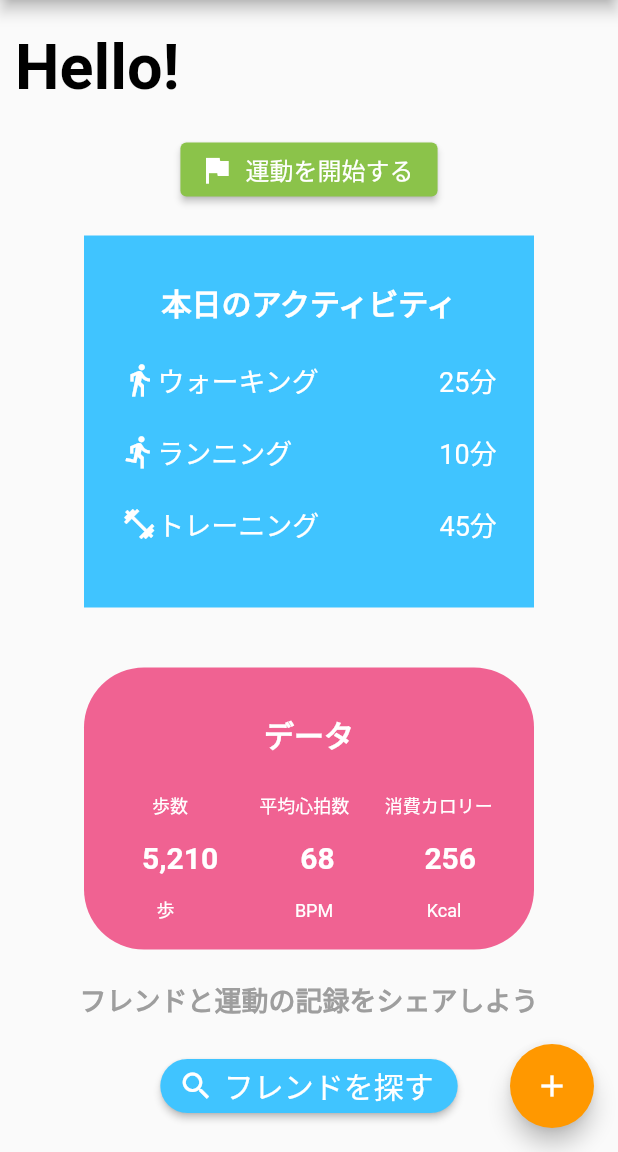
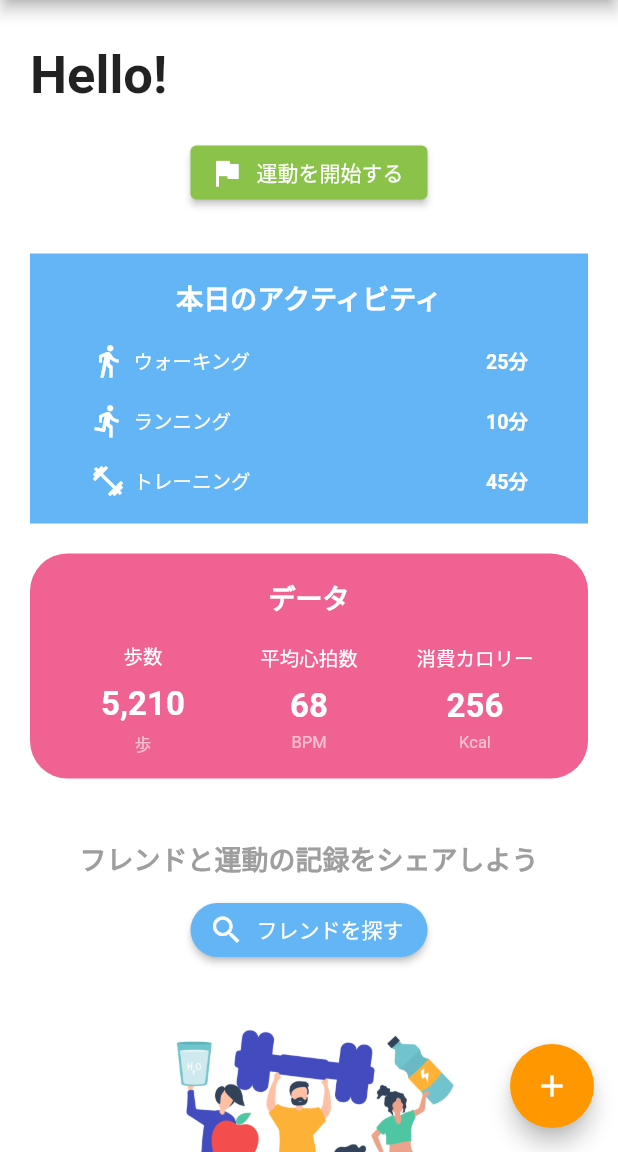
Before and after one commit to kanagoon/flutter_practice, a Flutter app: the screen it shows after launch, on a phone screen of 412 x 824 dp, the part 84-1236 px from its top. Run offline on Flutter 3.47's test engine with Material 2 defaults, Android fonts, the phone set to English and light mode, and no system bars.

Commit message:
「初級」解答例

```diff
--- a/lib/main.dart
+++ b/lib/main.dart
@@ -1,4 +1,5 @@
 import 'package:flutter/material.dart';
+import 'package:flutter_practice/sample_answers/beginner_page.dart';
 import 'package:flutter_practice/sample_answers/preliminary_page.dart';
 import 'pages/beginner_page.dart';
 
@@ -17,7 +18,8 @@ class PracticeApp extends StatelessWidget {
       ),
       //debugShowCheckedModeBanner: false,
       // ここで最初に表示する画面を変更
-      home: const BeginnerPage(),
+      home: const AnswerBeginnerPage(),
+      // home: const BeginnerPage(),
     );
   }
 }
--- /dev/null
+++ b/lib/sample_answers/beginner_page.dart
@@ -0,0 +1,327 @@
+import 'package:flutter/material.dart';
+
+// 初級 解答例
+
+// データ・状態を保持しておく必要がないのでStatelessWidgetを使用
+class AnswerBeginnerPage extends StatelessWidget {
+  const AnswerBeginnerPage({Key? key}) : super(key: key);
+
+  @override
+  Widget build(BuildContext context) {
+    // Scaffold: 1つの画面の土台となるWidget
+    return Scaffold(
+      backgroundColor: Colors.white,
+      appBar: _appBar(), // 上のバー
+      floatingActionButton: _fab(), // 右下の浮いている丸いボタン
+      // メイン部分
+      body: SingleChildScrollView(
+        // SingleChildScrollViewでおおうことで
+        // 画面サイズからはみ出てた場合にスクロールできるようになる
+        padding: const EdgeInsets.symmetric(horizontal: 20), // 左右対称の余白
+        child: Column(
+          children: [
+            const SizedBox(
+              height: 30,
+            ),
+            _header(), // 上のテキストと運動開始ボタン
+            const SizedBox(
+              height: 30,
+            ),
+            _activityPanel(), // アクティビティ
+            const SizedBox(
+              height: 20,
+            ),
+            _dataPanel(), // データ
+            const SizedBox(
+              height: 40,
+            ),
+            _footer(), // 下のフレンド検索ボタンや画像
+            const SizedBox(
+              height: 30,
+            ),
+          ],
+        ),
+      ),
+    );
+  }
+
+  // 上のAppバー
+  AppBar _appBar() {
+    return AppBar(
+      title: const Text(
+        "Flutter Practice",
+        style: TextStyle(color: Colors.white),
+      ),
+      // AppBarの右端のボタン（リストなので複数可）
+      actions: [
+        IconButton(
+          icon: const Icon(
+            Icons.more_horiz,
+            color: Colors.white,
+          ),
+          onPressed: () {},
+        ),
+      ],
+    );
+  }
+
+  // 右下のFAB
+  FloatingActionButton _fab() {
+    return FloatingActionButton(
+      child: const Icon(
+        Icons.add,
+        color: Colors.white,
+      ),
+      onPressed: () {},
+    );
+  }
+
+  // 上部のテキストと運動開始ボタン
+  Widget _header() {
+    return Column(
+      children: [
+        // 「 Hello! 」
+        const Align(
+          alignment: Alignment.centerLeft, // 左寄せにする
+          child: Text(
+            "Hello!",
+            style: TextStyle(
+              fontSize: 35,
+              fontWeight: FontWeight.bold,
+            ),
+          ),
+        ),
+        const SizedBox(
+          height: 20,
+        ),
+        // 運動開始ボタン
+        ElevatedButton.icon(
+          onPressed: () {},
+          icon: const Icon(
+            Icons.flag,
+          ),
+          style: ElevatedButton.styleFrom(
+            // ボタンの背景色
+            primary: Colors.lightGreen,
+            // 背景の上に置く文字やアイコンの色
+            onPrimary: Colors.white,
+          ),
+          label: const Text(
+            "運動を開始する",
+          ),
+        ),
+      ],
+    );
+  }
+
+  // 「本日のアクティビティ」パネル
+  Widget _activityPanel() {
+    return Container(
+      height: 180, // 高さを指定
+      color: Colors.blue[300],
+      padding: const EdgeInsets.symmetric(horizontal: 40),
+      child: Column(
+        mainAxisAlignment: MainAxisAlignment.spaceEvenly,
+        children: [
+          const Text(
+            "本日のアクティビティ",
+            style: TextStyle(
+              color: Colors.white,
+              fontSize: 18,
+              fontWeight: FontWeight.bold,
+            ),
+          ),
+          _activityRow(
+            icon: Icons.directions_walk,
+            title: "ウォーキング",
+            value: "25分",
+          ),
+          _activityRow(
+            icon: Icons.directions_run,
+            title: "ランニング",
+            value: "10分",
+          ),
+          _activityRow(
+            icon: Icons.fitness_center,
+            title: "トレーニング",
+            value: "45分",
+          ),
+        ],
+      ),
+    );
+  }
+
+  // アクティビティの項目の1行分
+  //　アイコン、タイトル、値を引数で受け取る
+  // 引数を{}で囲っておくと、引数を渡す際に順番関係なしに名前で指定できる
+  // 必須の引数には「required」をつける
+  Widget _activityRow({
+    required IconData icon,
+    required String title,
+    required String value,
+  }) {
+    return Row(
+      mainAxisAlignment: MainAxisAlignment.spaceBetween,
+      children: [
+        // アイコンとアクティビティ名
+        Row(
+          children: [
+            Icon(
+              icon,
+              color: Colors.white,
+            ),
+            const SizedBox(
+              width: 5,
+            ),
+            Text(
+              title,
+              style: const TextStyle(
+                color: Colors.white,
+                fontSize: 13,
+              ),
+            )
+          ],
+        ),
+        // 行った時間
+        Text(
+          value,
+          style: const TextStyle(
+            color: Colors.white,
+            fontWeight: FontWeight.bold,
+            fontSize: 13,
+          ),
+        ),
+      ],
+    );
+  }
+
+  // 「データ」パネル
+  Widget _dataPanel() {
+    return Container(
+      height: 150,
+      padding: const EdgeInsets.symmetric(horizontal: 20),
+      // Containerに装飾をつける
+      decoration: BoxDecoration(
+        color: Colors.pink[300],
+        // 角丸の半径を指定する
+        borderRadius: BorderRadius.circular(25),
+      ),
+      child: Column(
+        mainAxisAlignment: MainAxisAlignment.spaceEvenly,
+        children: [
+          const Text(
+            "データ",
+            style: TextStyle(
+              color: Colors.white,
+              fontSize: 18,
+              fontWeight: FontWeight.bold,
+            ),
+          ),
+          Row(
+            children: [
+              // Expandedで囲むと、囲んだWidgetはRowやColumnの中でめいいっぱい広がろうとする
+              // flexで比率を指定できる
+              // 今回は全てのWidgetがみんなできるだけ広がろうとするので、ちょうど３等分になる
+              Expanded(
+                flex: 1,
+                child: _dataColumn(title: "歩数", value: "5,210", unit: "歩"),
+              ),
+              Expanded(
+                flex: 1,
+                child: _dataColumn(title: "平均心拍数", value: "68", unit: "BPM"),
+              ),
+              Expanded(
+                flex: 1,
+                child: _dataColumn(title: "消費カロリー", value: "256", unit: "Kcal"),
+              ),
+            ],
+          ),
+        ],
+      ),
+    );
+  }
+
+  // データの1つの項目
+  // タイトル、値、単位を引数で受け取る
+  Widget _dataColumn({
+    required String title,
+    required String value,
+    required String unit,
+  }) {
+    return Column(
+      children: [
+        // データ名
+        Text(
+          title,
+          style: const TextStyle(
+            color: Colors.white,
+            fontSize: 13,
+          ),
+        ),
+        const SizedBox(
+          height: 10,
+        ),
+        // データの値
+        Text(
+          value,
+          style: const TextStyle(
+            color: Colors.white,
+            fontSize: 22,
+            fontWeight: FontWeight.bold,
+          ),
+        ),
+        const SizedBox(
+          height: 5,
+        ),
+        // 単位
+        Text(
+          unit,
+          style: const TextStyle(
+            color: Colors.white60,
+            fontSize: 11,
+          ),
+        ),
+      ],
+    );
+  }
+
+  // 下のフレンド追加ボタンと画像
+  Widget _footer() {
+    return Column(
+      children: [
+        const Text(
+          "フレンドと運動の記録をシェアしよう",
+          style: TextStyle(
+            color: Colors.grey,
+            fontSize: 18,
+            fontWeight: FontWeight.bold,
+          ),
+        ),
+        const SizedBox(
+          height: 10,
+        ),
+        ElevatedButton.icon(
+          onPressed: () {},
+          icon: const Icon(Icons.search),
+          label: const Text("フレンドを探す"),
+          style: ElevatedButton.styleFrom(
+            primary: Colors.blue[300],
+            onPrimary: Colors.white,
+            // 両端が丸い形にする
+            shape: const StadiumBorder(),
+          ),
+        ),
+        const SizedBox(
+          height: 25,
+        ),
+        // asset（このプロジェクト内に保存したファイル）から画像を読み込んで表示
+        Image.asset(
+          // 画像が保存されている場所
+          "images/fitness_sample.jpg",
+          // 高さ
+          height: 170,
+        ),
+      ],
+    );
+  }
+}
```
